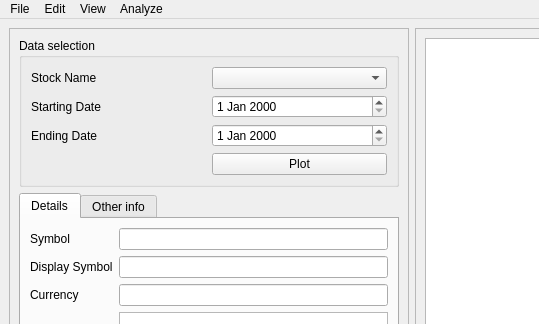
IgnacioOchoa/stocks_visual, file mainwindow.ui: the form before one commit; both pictures show x 0 to 539 and y 0 to 324 of the 975 by 594 pixel window.
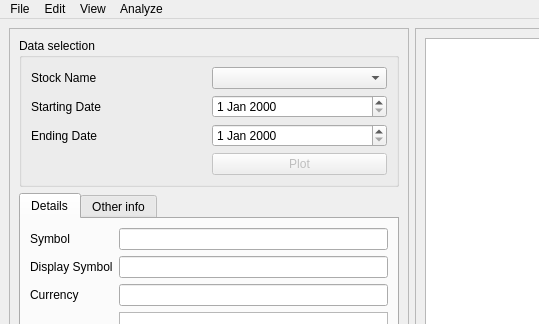
The form after the commit. Custom widgets are drawn as their Qt base class.

Commit message: Made the stocks combo box and plot push button disbled until the general info data is retrieved from the API

```diff
--- a/mainwindow.ui
+++ b/mainwindow.ui
@@ -105,6 +105,9 @@
           </item>
           <item row="3" column="1">
            <widget class="QPushButton" name="PB_plot">
+            <property name="enabled">
+             <bool>false</bool>
+            </property>
             <property name="text">
              <string>Plot</string>
             </property>
```
The commit also changes 3 other files.
